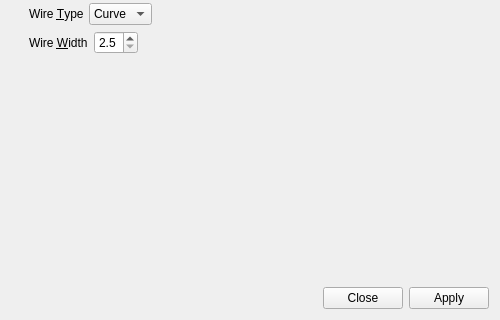
Above: UI/glitch-canvas-settings.ui from textbrowser/glitch before the change; both pictures show x 0 to 500 and y 380 to 700 of the 500 by 700 pixel window. Below: the same form after it.
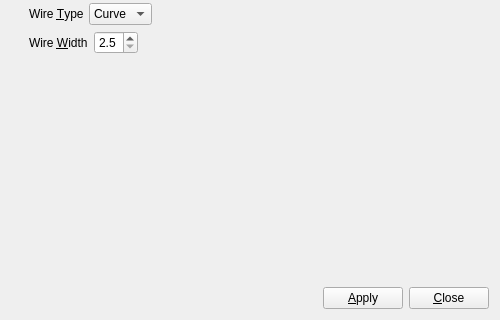
That is the form after the change. Icons and pictures are not drawn. Custom widgets are drawn as their Qt base class.

Commit message: Animated widgets.

The edit to the form file:
```diff
--- a/UI/glitch-canvas-settings.ui
+++ b/UI/glitch-canvas-settings.ui
@@ -1018,17 +1018,45 @@
     </widget>
    </item>
    <item>
-    <widget class="QDialogButtonBox" name="button_box">
-     <property name="orientation">
-      <enum>Qt::Horizontal</enum>
-     </property>
-     <property name="standardButtons">
-      <set>QDialogButtonBox::Apply|QDialogButtonBox::Close</set>
-     </property>
-    </widget>
+    <layout class="QHBoxLayout" name="horizontalLayout_19">
+     <item>
+      <spacer name="horizontalSpacer_15">
+       <property name="orientation">
+        <enum>Qt::Horizontal</enum>
+       </property>
+       <property name="sizeHint" stdset="0">
+        <size>
+         <width>40</width>
+         <height>20</height>
+        </size>
+       </property>
+      </spacer>
+     </item>
+     <item>
+      <widget class="glitch_animated_push_button" name="apply">
+       <property name="text">
+        <string>&amp;Apply</string>
+       </property>
+      </widget>
+     </item>
+     <item>
+      <widget class="QPushButton" name="close">
+       <property name="text">
+        <string>&amp;Close</string>
+       </property>
+      </widget>
+     </item>
+    </layout>
    </item>
   </layout>
  </widget>
+ <customwidgets>
+  <customwidget>
+   <class>glitch_animated_push_button</class>
+   <extends>QPushButton</extends>
+   <header>glitch-animated-push-button.h</header>
+  </customwidget>
+ </customwidgets>
  <tabstops>
   <tabstop>scrollArea</tabstop>
   <tabstop>tab</tabstop>
```
Left out of the diff: 35 changed lines with no effect on the pictures. The commit also changes 5 other files.
